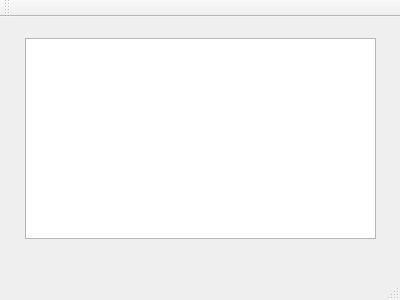
Before: the Qt Designer form Labeling_IDE/mainwindow.ui in Amyy/Labeling_GUI, drawn with Qt 5.
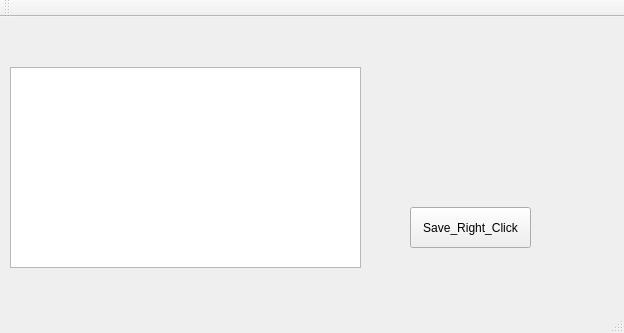
After: the same form once the commit is applied.

Commit message: recognize left mouse click as well

Diff of the .ui file:
```diff
--- a/Labeling_IDE/mainwindow.ui
+++ b/Labeling_IDE/mainwindow.ui
@@ -6,8 +6,8 @@
    <rect>
     <x>0</x>
     <y>0</y>
-    <width>400</width>
-    <height>300</height>
+    <width>624</width>
+    <height>333</height>
    </rect>
   </property>
   <property name="windowTitle">
@@ -17,13 +17,26 @@
    <widget class="QGraphicsView" name="graphicsView">
     <property name="geometry">
      <rect>
-      <x>25</x>
-      <y>21</y>
+      <x>10</x>
+      <y>50</y>
       <width>351</width>
       <height>201</height>
      </rect>
     </property>
    </widget>
+   <widget class="QPushButton" name="pushButton">
+    <property name="geometry">
+     <rect>
+      <x>410</x>
+      <y>190</y>
+      <width>121</width>
+      <height>41</height>
+     </rect>
+    </property>
+    <property name="text">
+     <string>Save_Right_Click</string>
+    </property>
+   </widget>
   </widget>
   <widget class="QMenuBar" name="menuBar">
    <property name="geometry">
```
Left out of the diff: 2 changed lines with no effect on the pictures. The commit also changes 2 other files.
